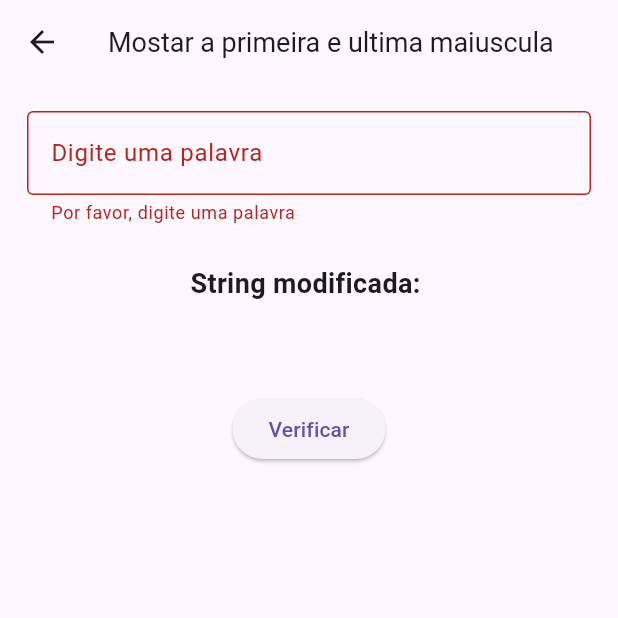
After one commit to LucasDCoelho/challange_2_diamond_solutions, a Flutter app: the FirstLastUpperCase screen opened directly, after a tap on "Verificar", on a phone screen of 412 x 824 dp, the top half of it. The commit adds this screen. Run offline on Flutter 3.47's test engine with Material 3 defaults, Android fonts, the phone set to English and light mode, and no system bars; our stand-ins replace mask_text_input_formatter.

Commit message:
finished: add string formatting function

```diff
--- a/lib/components/drawer.dart
+++ b/lib/components/drawer.dart
@@ -3,6 +3,7 @@ import 'package:desafio_2/screens/all_numbers_even.dart';
 import 'package:desafio_2/screens/all_numbers_until_reach.dart';
 import 'package:desafio_2/screens/can_you_vote.dart';
 import 'package:desafio_2/screens/day_of_weekend.dart';
+import 'package:desafio_2/screens/first_last_upper_case.dart';
 import 'package:desafio_2/screens/inverse_string.dart';
 import 'package:desafio_2/screens/sum_all_numbers.dart';
 import 'package:desafio_2/screens/sum_numbers_less_than_30.dart';
@@ -123,6 +124,14 @@ class _DrawerNavBarState extends State<DrawerNavBar> {
                   builder: (context)=> const InverseString()));
             },
           ),
+          ListTile(
+            leading: const Icon(Icons.casino),
+            title: const Text("Mostar a primeira e ultima maiuscula"),
+            onTap: () {
+              Navigator.push(context, MaterialPageRoute(
+                  builder: (context)=> const FirstLastUpperCase()));
+            },
+          ),
         ],
       ),
     );
--- /dev/null
+++ b/lib/screens/first_last_upper_case.dart
@@ -0,0 +1,89 @@
+import "package:flutter/material.dart";
+import 'package:flutter/services.dart';
+import '../components/custom_text_form_field.dart';
+
+class FirstLastUpperCase extends StatefulWidget {
+
+  const FirstLastUpperCase({super.key});
+
+  @override
+  State<FirstLastUpperCase> createState() => _FirstLastUpperCaseState();
+}
+
+class _FirstLastUpperCaseState extends State<FirstLastUpperCase> {
+  final GlobalKey<FormState> _formFirstLastUpperCaseKey = GlobalKey<FormState>();
+  final TextEditingController _firstLastUpperCaseController = TextEditingController();
+  String _resultStringModify = "";
+
+  void _showTheInverseString() {
+    String stringOriginal = _firstLastUpperCaseController.text;
+    String firstLetterStringUpperCase = stringOriginal.substring(0, 1).toUpperCase();
+    String lastLetterStringUpperCase = stringOriginal.substring(stringOriginal.length - 1).toUpperCase();
+    String restString = stringOriginal.substring(1, stringOriginal.length -1).toLowerCase();
+
+    setState(() {
+      _resultStringModify = firstLetterStringUpperCase + restString + lastLetterStringUpperCase;
+    });
+  }
+
+
+  @override
+  Widget build(BuildContext context) {
+    return Scaffold(
+        appBar: AppBar(
+          title: const Text("Mostar a primeira e ultima maiuscula", style: TextStyle(
+            fontSize: 18,
+          ),),
+        ),
+        body: Form(
+          key: _formFirstLastUpperCaseKey,
+          child: Column(
+            children: [
+              Padding(
+                padding: const EdgeInsets.all(18.0),
+                child: CustomTextFormField(
+                  controller: _firstLastUpperCaseController,
+                  keyboardType: TextInputType.text,
+                  decoration: const InputDecoration(
+                      labelText: "Digite uma palavra",
+                      border: OutlineInputBorder()),
+                  validator: (value) {
+                    if (value == null || value.isEmpty ) {
+                      return "Por favor, digite uma palavra";
+                    } else if (!RegExp(r"^[a-zA-Z]+$").hasMatch(value)) {
+                      return "Digite apenas letras";
+                    } else {
+                      return null;
+                    }
+                  },
+                  inputFormatters: [
+                    LengthLimitingTextInputFormatter(23)
+                  ],
+                ),
+              ),
+              const SizedBox(height: 8),
+              const Text('String modificada: ' , style: TextStyle(
+                  fontSize: 18,
+                  fontWeight: FontWeight.bold
+              ),),
+              const SizedBox(height: 16),
+              Text(_resultStringModify , style: const TextStyle(
+                  fontSize: 18,
+                  fontWeight: FontWeight.bold
+              ),),
+              Padding(
+                padding: const EdgeInsets.all(18.0),
+                child: ElevatedButton(
+                    onPressed: () {
+                      if(_formFirstLastUpperCaseKey.currentState!.validate()){
+                        _showTheInverseString();
+                        _firstLastUpperCaseController.clear();
+                      }
+                    },
+                    child: const Text("Verificar")),
+              )
+            ],
+          ),
+        ));
+  }
+}
```
